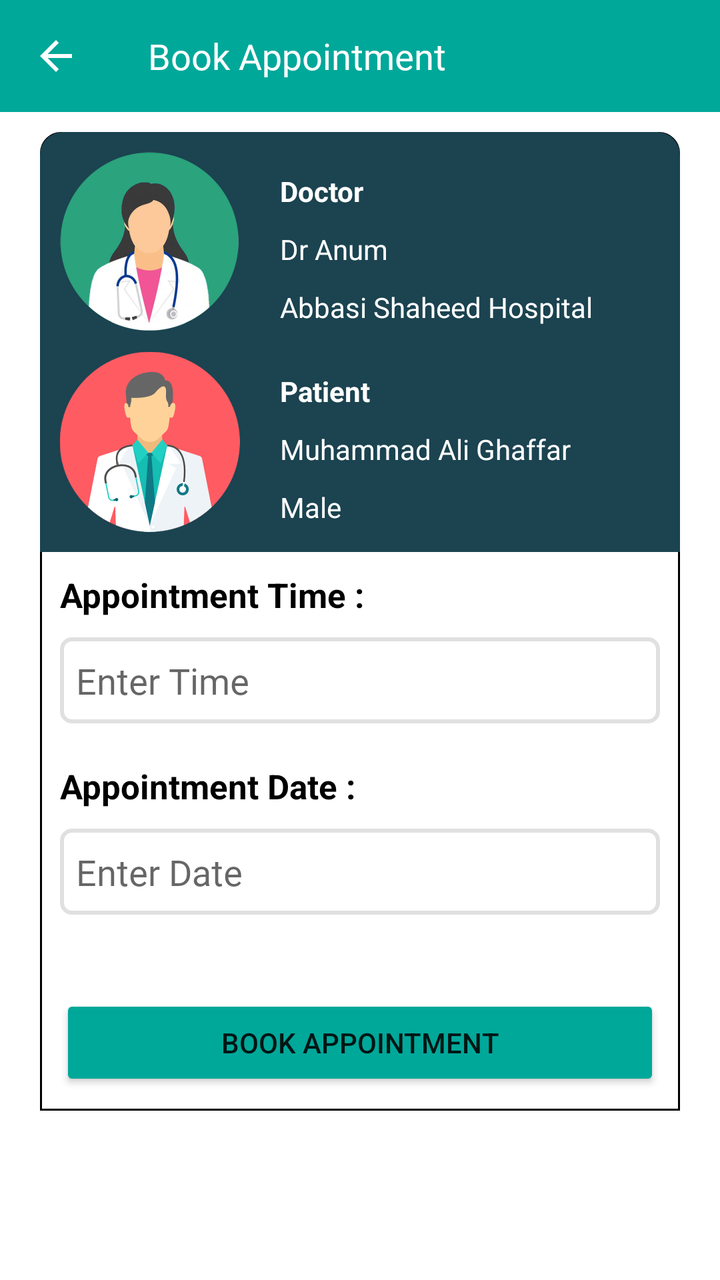
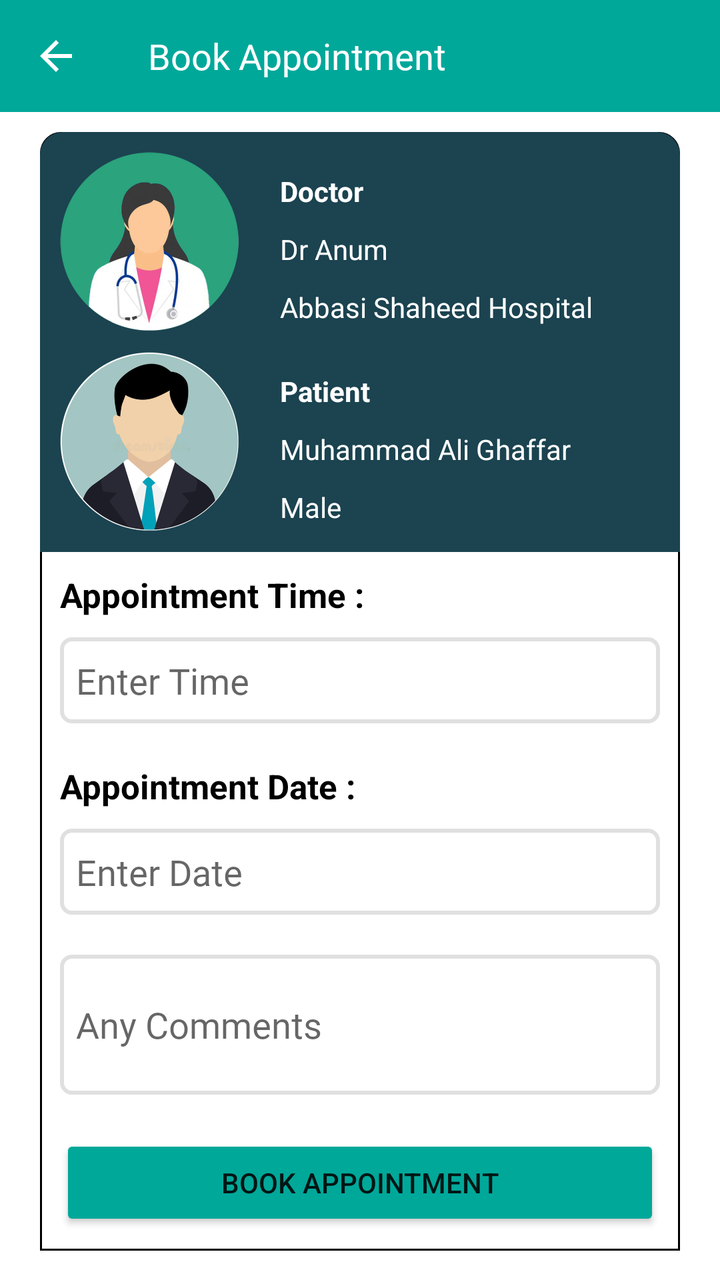

An Android layout rendered at two revisions. The XML below is the earlier revision; the diff shows what the commit changed to produce the second picture.
<!-- AndroidManifest.xml: application theme Theme.VHAApp -->
<!-- res/layout/book_appointment_fragment.xml -->
<?xml version="1.0" encoding="utf-8"?>
<FrameLayout xmlns:android="http://schemas.android.com/apk/res/android"
    xmlns:tools="http://schemas.android.com/tools"
    android:layout_width="match_parent"
    android:layout_height="match_parent"
    tools:context=".ui.BookAppointmentFragment">

    <RelativeLayout
        android:layout_width="match_parent"
        android:layout_height="match_parent">

        <androidx.appcompat.widget.Toolbar
            android:id="@+id/toolBar"
            android:layout_width="match_parent"
            android:layout_height="wrap_content"
            android:background="@color/purple_700">

            <ImageView
                android:id="@+id/imgBack"
                android:layout_width="wrap_content"
                android:layout_height="wrap_content"
                android:src="@drawable/ic_back" />

            <TextView
                android:layout_width="wrap_content"
                android:layout_height="wrap_content"
                android:layout_marginStart="50dp"
                android:fontFamily="@font/roboto_regular"
                android:text="Book Appointment"
                android:textColor="@color/white"
                android:textSize="18sp" />
        </androidx.appcompat.widget.Toolbar>


        <RelativeLayout
            android:id="@+id/suggestDoctorContainer"
            android:layout_width="match_parent"
            android:layout_height="wrap_content"
            android:layout_below="@id/toolBar"
            android:layout_marginHorizontal="20dp"
            android:layout_marginTop="10dp"
            android:background="@drawable/bg_black_boundary"
            android:paddingBottom="10dp">

            <RelativeLayout
                android:id="@+id/innerSuggestDoctorContainer"
                android:layout_width="match_parent"
                android:layout_height="wrap_content"
                android:background="@drawable/bg_round_corners"
                android:padding="10dp">

                <ImageView
                    android:id="@+id/suggestDoctorImageView"
                    android:layout_width="90dp"
                    android:layout_height="90dp"
                    android:src="@drawable/female_doctor" />

                <TextView
                    android:id="@+id/doctorTextView"
                    android:layout_width="wrap_content"
                    android:layout_height="wrap_content"
                    android:layout_alignTop="@id/suggestDoctorImageView"
                    android:layout_marginStart="20dp"
                    android:layout_marginTop="10dp"
                    android:layout_toEndOf="@id/suggestDoctorImageView"
                    android:text="Doctor"
                    android:textColor="@color/white"
                    android:textStyle="bold" />

                <TextView
                    android:id="@+id/doctorNameTextView"
                    android:layout_width="wrap_content"
                    android:layout_height="wrap_content"
                    android:layout_below="@id/doctorTextView"
                    android:layout_marginStart="20dp"
                    android:layout_marginTop="10dp"
                    android:layout_toEndOf="@id/suggestDoctorImageView"
                    android:text="Dr Anum"
                    android:textColor="@color/white"
                    android:textStyle="normal" />

                <TextView
                    android:id="@+id/doctorHospitalTextView"
                    android:layout_width="wrap_content"
                    android:layout_height="wrap_content"
                    android:layout_below="@id/doctorNameTextView"
                    android:layout_marginStart="20dp"
                    android:layout_marginTop="10dp"
                    android:layout_toEndOf="@id/suggestDoctorImageView"
                    android:text="Abbasi Shaheed Hospital"
                    android:textColor="@color/white"
                    android:textStyle="normal" />

                <ImageView
                    android:id="@+id/patientImageView"
                    android:layout_width="90dp"
                    android:layout_height="90dp"
                    android:layout_below="@id/suggestDoctorImageView"
                    android:layout_marginTop="10dp"
                    android:src="@drawable/male_doctor" />

                <TextView
                    android:id="@+id/patientTextView"
                    android:layout_width="wrap_content"
                    android:layout_height="wrap_content"
                    android:layout_alignTop="@id/patientImageView"
                    android:layout_marginStart="20dp"
                    android:layout_marginTop="10dp"
                    android:layout_toEndOf="@id/patientImageView"
                    android:text="Patient"
                    android:textColor="@color/white"
                    android:textStyle="bold" />

                <TextView
                    android:id="@+id/patientNameTextView"
                    android:layout_width="wrap_content"
                    android:layout_height="wrap_content"
                    android:layout_below="@id/patientTextView"
                    android:layout_marginStart="20dp"
                    android:layout_marginTop="10dp"
                    android:layout_toEndOf="@id/patientImageView"
                    android:text="Muhammad Ali Ghaffar"
                    android:textColor="@color/white"
                    android:textStyle="normal" />

                <TextView
                    android:id="@+id/patientGenderTextView"
                    android:layout_width="wrap_content"
                    android:layout_height="wrap_content"
                    android:layout_below="@id/patientNameTextView"
                    android:layout_marginStart="20dp"
                    android:layout_marginTop="10dp"
                    android:layout_toEndOf="@id/patientImageView"
                    android:text="Male"
                    android:textColor="@color/white"
                    android:textStyle="normal" />


            </RelativeLayout>


            <TextView
                android:id="@+id/appointmentTimeTextview"
                android:layout_width="wrap_content"
                android:layout_height="wrap_content"
                android:text="Appointment Time :"
                android:textSize="17sp"
                android:textColor="#000"
                android:layout_below="@+id/innerSuggestDoctorContainer"
                android:layout_marginStart="10dp"
                android:layout_marginTop="10dp"
                android:textStyle="bold"/>

            <EditText
                android:id="@+id/edtAppointmentTime"
                android:layout_width="match_parent"
                android:layout_height="43dp"
                android:layout_marginBottom="10dp"
                android:layout_marginHorizontal="10dp"
                android:layout_marginTop="10dp"
                android:layout_below="@+id/appointmentTimeTextview"
                android:background="@drawable/edit_text_border"
                android:fontFamily="@font/roboto_regular"
                android:hint="Enter Time" />

            <TextView
                android:id="@+id/appointmentDateTextview"
                android:layout_width="wrap_content"
                android:layout_height="wrap_content"
                android:text="Appointment Date :"
                android:textSize="17sp"
                android:textColor="#000"
                android:layout_below="@+id/edtAppointmentTime"
                android:layout_marginStart="10dp"
                android:layout_marginTop="10dp"
                android:textStyle="bold"/>

            <EditText
                android:id="@+id/edtAppointmentDate"
                android:layout_width="match_parent"
                android:layout_height="43dp"
                android:layout_marginBottom="10dp"
                android:layout_marginHorizontal="10dp"
                android:layout_marginTop="10dp"
                android:layout_below="@+id/appointmentDateTextview"
                android:background="@drawable/edit_text_border"
                android:fontFamily="@font/roboto_regular"
                android:hint="Enter Date" />

            <Button
                android:id="@+id/suggestDoctorButton"
                android:layout_width="match_parent"
                android:layout_height="wrap_content"
                android:layout_marginHorizontal="10dp"
                android:layout_below="@+id/edtAppointmentDate"
                android:layout_marginTop="30dp"
                android:backgroundTint="@color/purple_700"
                android:text="Book Appointment" />


        </RelativeLayout>

    </RelativeLayout>
</FrameLayout>
<!-- resources referenced by this layout -->
<resources>
  <color name="purple_700">#00a89a</color>
  <color name="white">#FFFFFFFF</color>
  <!-- drawable bg_black_boundary (drawable) -->
  <?xml version="1.0" encoding="utf-8"?>
  <selector xmlns:android="http://schemas.android.com/apk/res/android">
      <item>
          <shape android:shape="rectangle">
  
              <corners android:topLeftRadius="10dp" android:topRightRadius="10dp" />
              <stroke
                  android:width="1dp"
                  android:color="#000"
                  />
          </shape>
  
      </item>
  </selector>
  <!-- drawable bg_round_corners (drawable) -->
  <?xml version="1.0" encoding="utf-8"?>
  <shape xmlns:android="http://schemas.android.com/apk/res/android">
      <solid android:color="@color/purple_500"/>
      <stroke android:width="3dp" android:color="@color/purple_500" />
      <corners android:topLeftRadius="10dp" android:topRightRadius="10dp"/>
      <padding android:left="0dp" android:top="0dp" android:right="0dp" android:bottom="0dp" />
  </shape>
  <!-- drawable edit_text_border (drawable) -->
  <?xml version="1.0" encoding="utf-8"?>
  <selector xmlns:android="http://schemas.android.com/apk/res/android">
      android:layout_height="wrap_content"
      android:layout_width="wrap_content">
      <item>
          <shape android:shape="rectangle">
  
              <corners android:radius="5dp" />
              <stroke
                  android:width="2dp"
                  android:color="#E0E0E0"
                  />
              <padding android:left="8sp"/>
          </shape>
  
      </item>
  </selector>
  <!-- drawable female_doctor: png bitmap (drawable-hdpi, 42760 bytes) -->
  <!-- drawable ic_back (drawable) -->
  <vector android:height="24dp" android:tint="#FFFFFF"
      android:viewportHeight="24" android:viewportWidth="24"
      android:width="24dp" xmlns:android="http://schemas.android.com/apk/res/android">
      <path android:fillColor="@android:color/white" android:pathData="M20,11H7.83l5.59,-5.59L12,4l-8,8 8,8 1.41,-1.41L7.83,13H20v-2z"/>
  </vector>
  <!-- drawable male_doctor: png bitmap (drawable-hdpi, 27611 bytes) -->
  <style name="Theme.VHAApp" parent="Theme.MaterialComponents.DayNight.NoActionBar">
          
          <item name="colorPrimary">@color/purple_500</item>
          <item name="colorPrimaryVariant">@color/purple_700</item>
          <item name="colorOnPrimary">@color/white</item>
          
          <item name="colorSecondary">@color/teal_200</item>
          <item name="colorSecondaryVariant">@color/teal_700</item>
          <item name="colorOnSecondary">@color/black</item>
          
          <item name="android:statusBarColor" tools:targetApi="l">?attr/colorPrimaryVariant</item>
          
      </style>
  <color name="purple_500">#1b4350</color>
  <color name="teal_200">#FF03DAC5</color>
  <color name="teal_700">#FF018786</color>
  <color name="black">#FF000000</color>
</resources>

<!-- the commit's change to res/layout/book_appointment_fragment.xml (unified diff, before → after) -->
@@ -97,7 +97,7 @@
                     android:layout_height="90dp"
                     android:layout_below="@id/suggestDoctorImageView"
                     android:layout_marginTop="10dp"
-                    android:src="@drawable/male_doctor" />
+                    android:src="@drawable/patient_male" />
 
                 <TextView
                     android:id="@+id/patientTextView"
@@ -155,10 +155,10 @@
                 android:id="@+id/edtAppointmentTime"
                 android:layout_width="match_parent"
                 android:layout_height="43dp"
+                android:layout_below="@+id/appointmentTimeTextview"
+                android:layout_marginHorizontal="10dp"
+                android:layout_marginTop="10dp"
                 android:layout_marginBottom="10dp"
-                android:layout_marginHorizontal="10dp"
-                android:layout_marginTop="10dp"
-                android:layout_below="@+id/appointmentTimeTextview"
                 android:background="@drawable/edit_text_border"
                 android:fontFamily="@font/roboto_regular"
                 android:hint="Enter Time" />
@@ -179,21 +179,33 @@
                 android:id="@+id/edtAppointmentDate"
                 android:layout_width="match_parent"
                 android:layout_height="43dp"
+                android:layout_below="@+id/appointmentDateTextview"
+                android:layout_marginHorizontal="10dp"
+                android:layout_marginTop="10dp"
                 android:layout_marginBottom="10dp"
-                android:layout_marginHorizontal="10dp"
-                android:layout_marginTop="10dp"
-                android:layout_below="@+id/appointmentDateTextview"
                 android:background="@drawable/edit_text_border"
                 android:fontFamily="@font/roboto_regular"
                 android:hint="Enter Date" />
+
+            <EditText
+                android:id="@+id/edtComment"
+                android:layout_width="match_parent"
+                android:layout_height="70dp"
+                android:layout_below="@+id/edtAppointmentDate"
+                android:layout_marginHorizontal="10dp"
+                android:layout_marginTop="10dp"
+                android:layout_marginBottom="10dp"
+                android:background="@drawable/edit_text_border"
+                android:fontFamily="@font/roboto_regular"
+                android:hint="Any Comments" />
 
             <Button
                 android:id="@+id/suggestDoctorButton"
                 android:layout_width="match_parent"
                 android:layout_height="wrap_content"
                 android:layout_marginHorizontal="10dp"
-                android:layout_below="@+id/edtAppointmentDate"
-                android:layout_marginTop="30dp"
+                android:layout_below="@+id/edtComment"
+                android:layout_marginTop="10dp"
                 android:backgroundTint="@color/purple_700"
                 android:text="Book Appointment" />
 
<!-- resource entries referenced after the edit -->
@@ -50,7 +50,7 @@
       android:width="24dp" xmlns:android="http://schemas.android.com/apk/res/android">
       <path android:fillColor="@android:color/white" android:pathData="M20,11H7.83l5.59,-5.59L12,4l-8,8 8,8 1.41,-1.41L7.83,13H20v-2z"/>
   </vector>
-  <!-- drawable male_doctor: png bitmap (drawable-hdpi, 27611 bytes) -->
+  <!-- drawable patient_male: png bitmap (drawable-hdpi, 35135 bytes) -->
   <style name="Theme.VHAApp" parent="Theme.MaterialComponents.DayNight.NoActionBar">
           
           <item name="colorPrimary">@color/purple_500</item>
